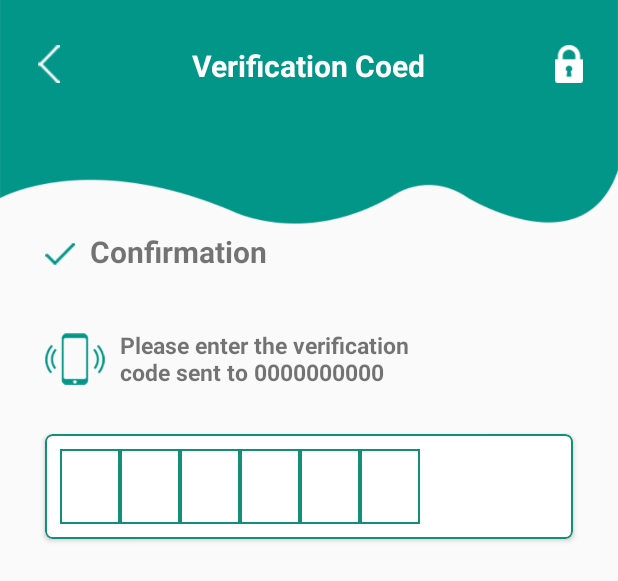
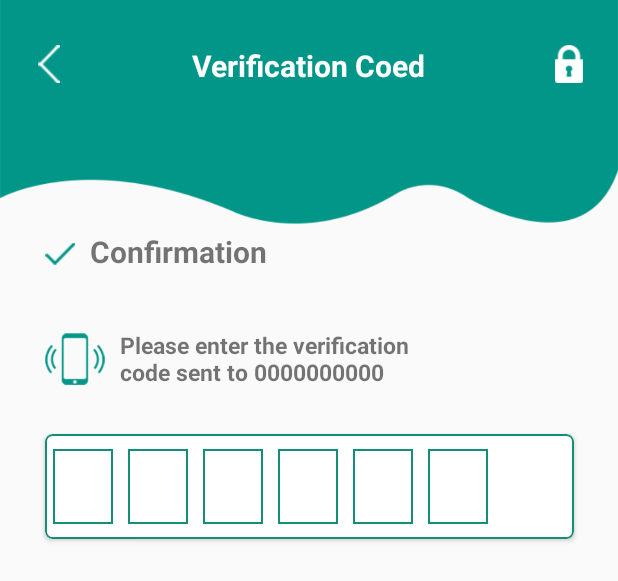
Before and after one commit to soumoq/Aribit-Project, an Android app: the layout activity_otp.xml on its own in the app's theme, with its tools: preview values and no code run, on a phone screen of 412 x 824 dp. Shown: the top 581 px of the screen. Run offline under Robolectric (Android 15) with nearby library versions, the phone set to English and light mode, and no system bars.

Commit message:
fix otp layout

```diff
--- a/app/src/main/res/layout/activity_otp.xml
+++ b/app/src/main/res/layout/activity_otp.xml
@@ -84,22 +84,22 @@
         android:layout_height="70dp"
         android:layout_below="@+id/vibration_img"
         android:layout_marginLeft="30dp"
-        android:layout_marginRight="30dp"
+        android:layout_marginRight="29dp"
         android:layout_marginTop="30dp"
         app:cardCornerRadius="5dp"
         app:strokeColor="#148F77"
         app:strokeWidth="@dimen/cardview_compat_inset_shadow">
 
-        <LinearLayout
+        <RelativeLayout
             android:layout_width="match_parent"
-            android:layout_height="match_parent"
-            android:orientation="horizontal"
-            android:paddingLeft="10dp">
+            android:layout_height="match_parent">
             <EditText
                 android:id="@+id/et_otp1"
                 android:layout_width="40dp"
+                android:layout_marginLeft="5dp"
                 android:layout_gravity="center"
                 android:layout_height="50dp"
+                android:layout_centerVertical="true"
                 android:cursorVisible="false"
                 android:digits="1234567890"
                 android:gravity="center"
@@ -112,6 +112,7 @@
             <EditText
                 android:id="@+id/et_otp2"
                 android:layout_width="40dp"
+                android:layout_marginLeft="10dp"
                 android:layout_centerVertical="true"
                 android:gravity="center"
                 android:layout_gravity="center"
@@ -128,6 +129,7 @@
             <EditText
                 android:id="@+id/et_otp3"
                 android:layout_width="40dp"
+                android:layout_marginLeft="10dp"
                 android:layout_gravity="center"
                 android:gravity="center"
                 android:layout_centerVertical="true"
@@ -144,6 +146,7 @@
             <EditText
                 android:id="@+id/et_otp4"
                 android:layout_width="40dp"
+                android:layout_marginLeft="10dp"
                 android:layout_centerVertical="true"
                 android:gravity="center"
                 android:layout_gravity="center"
@@ -161,6 +164,7 @@
                 android:id="@+id/et_otp5"
                 android:layout_width="40dp"
                 android:layout_centerVertical="true"
+                android:layout_marginLeft="10dp"
                 android:layout_gravity="center"
                 android:gravity="center"
                 android:layout_height="50dp"
@@ -177,11 +181,12 @@
                 android:id="@+id/et_otp6"
                 android:layout_width="40dp"
                 android:layout_centerVertical="true"
+                android:layout_marginLeft="10dp"
                 android:layout_gravity="center"
                 android:layout_height="50dp"
                 android:gravity="center"
                 android:cursorVisible="false"
-                android:layout_alignParentRight="true"
+                android:layout_toRightOf="@+id/et_otp5"
                 android:digits="1234567890"
                 android:inputType="number"
                 android:maxLength="4"
@@ -189,7 +194,7 @@
                 android:background="@drawable/edit_text_box"
                 android:textSize="20sp"/>
 
-        </LinearLayout>
+        </RelativeLayout>
 
     </com.google.android.material.card.MaterialCardView>
 
```
